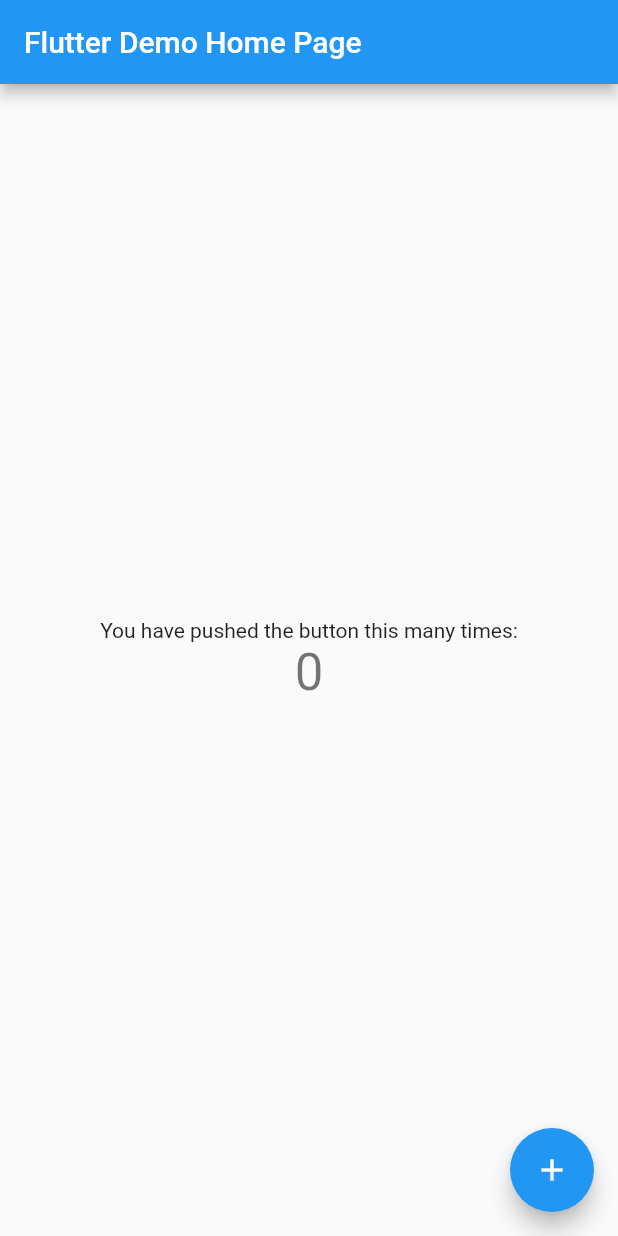
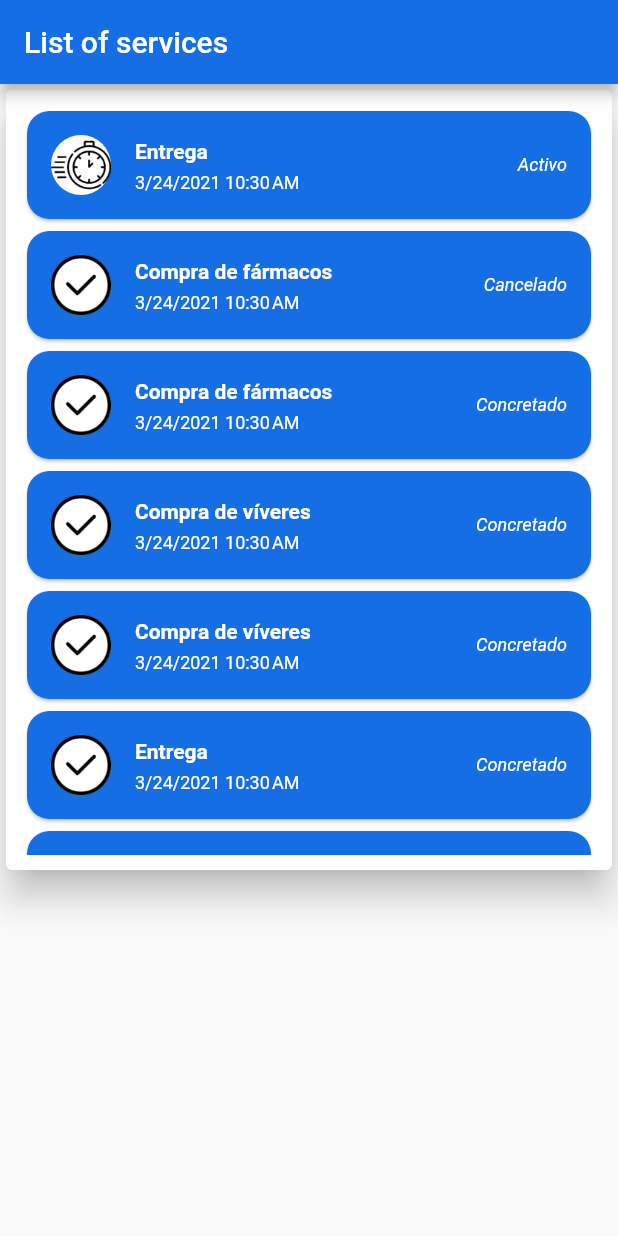
Before and after one commit to AdairHdz/OnTheWay_mobile, a Flutter app: the screen it shows after launch, on a phone screen of 412 x 824 dp. Run offline on Flutter 3.47's test engine with Material 2 defaults, Android fonts, the phone set to English and light mode, and no system bars.

Commit message:
feat(service list): Se creó la versión inicial para la funcionalidad de consultar los servicios que el solicitante de servicio ha  abierto.

```diff
--- a/on_the_way_mobile/lib/main.dart
+++ b/on_the_way_mobile/lib/main.dart
@@ -1,4 +1,5 @@
 import 'package:flutter/material.dart';
+import "./screens/services_screen.dart";
 
 void main() {
   runApp(MyApp());
@@ -11,103 +12,22 @@
     return MaterialApp(
       title: 'Flutter Demo',
       theme: ThemeData(
-        // This is the theme of your application.
-        //
-        // Try running your application with "flutter run". You'll see the
-        // application has a blue toolbar. Then, without quitting the app, try
-        // changing the primarySwatch below to Colors.green and then invoke
-        // "hot reload" (press "r" in the console where you ran "flutter run",
-        // or simply save your changes to "hot reload" in a Flutter IDE).
-        // Notice that the counter didn't reset back to zero; the application
-        // is not restarted.
-        primarySwatch: Colors.blue,
+        primaryColor: Color.fromRGBO(22, 110, 229, 1),
+        primaryColorDark: Color.fromRGBO(10, 47, 89, 1),
+        accentColor: Color.fromRGBO(243, 139, 25, 1),
+        backgroundColor: Colors.white,
+        textTheme: TextTheme(
+          headline1: TextStyle(
+            fontWeight: FontWeight.bold,
+            fontSize: 30,
+            color: Colors.black87,
+          ),
+        ),
       ),
-      home: MyHomePage(title: 'Flutter Demo Home Page'),
+      home: ServicesScreen(),
+      routes: {
+        "/services": (ctx) => ServicesScreen(),
+      },
     );
   }
 }
-
-class MyHomePage extends StatefulWidget {
-  MyHomePage({Key key, this.title}) : super(key: key);
-
-  // This widget is the home page of your application. It is stateful, meaning
-  // that it has a State object (defined below) that contains fields that affect
-  // how it looks.
-
-  // This class is the configuration for the state. It holds the values (in this
-  // case the title) provided by the parent (in this case the App widget) and
-  // used by the build method of the State. Fields in a Widget subclass are
-  // always marked "final".
-
-  final String title;
-
-  @override
-  _MyHomePageState createState() => _MyHomePageState();
-}
-
-class _MyHomePageState extends State<MyHomePage> {
-  int _counter = 0;
-
-  void _incrementCounter() {
-    setState(() {
-      // This call to setState tells the Flutter framework that something has
-      // changed in this State, which causes it to rerun the build method below
-      // so that the display can reflect the updated values. If we changed
-      // _counter without calling setState(), then the build method would not be
-      // called again, and so nothing would appear to happen.
-      _counter++;
-    });
-  }
-
-  @override
-  Widget build(BuildContext context) {
-    // This method is rerun every time setState is called, for instance as done
-    // by the _incrementCounter method above.
-    //
-    // The Flutter framework has been optimized to make rerunning build methods
-    // fast, so that you can just rebuild anything that needs updating rather
-    // than having to individually change instances of widgets.
-    return Scaffold(
-      appBar: AppBar(
-        // Here we take the value from the MyHomePage object that was created by
-        // the App.build method, and use it to set our appbar title.
-        title: Text(widget.title),
-      ),
-      body: Center(
-        // Center is a layout widget. It takes a single child and positions it
-        // in the middle of the parent.
-        child: Column(
-          // Column is also a layout widget. It takes a list of children and
-          // arranges them vertically. By default, it sizes itself to fit its
-          // children horizontally, and tries to be as tall as its parent.
-          //
-          // Invoke "debug painting" (press "p" in the console, choose the
-          // "Toggle Debug Paint" action from the Flutter Inspector in Android
-          // Studio, or the "Toggle Debug Paint" command in Visual Studio Code)
-          // to see the wireframe for each widget.
-          //
-          // Column has various properties to control how it sizes itself and
-          // how it positions its children. Here we use mainAxisAlignment to
-          // center the children vertically; the main axis here is the vertical
-          // axis because Columns are vertical (the cross axis would be
-          // horizontal).
-          mainAxisAlignment: MainAxisAlignment.center,
-          children: <Widget>[
-            Text(
-              'You have pushed the button this many times:',
-            ),
-            Text(
-              '$_counter',
-              style: Theme.of(context).textTheme.headline4,
-            ),
-          ],
-        ),
-      ),
-      floatingActionButton: FloatingActionButton(
-        onPressed: _incrementCounter,
-        tooltip: 'Increment',
-        child: Icon(Icons.add),
-      ), // This trailing comma makes auto-formatting nicer for build methods.
-    );
-  }
-}
--- /dev/null
+++ b/on_the_way_mobile/lib/models/service.dart
@@ -0,0 +1,34 @@
+import "package:flutter/foundation.dart";
+
+enum KindOfService {
+  GroceriesPurchase,
+  DrugsPurchase,
+  Delivery,
+  Otro,
+}
+
+enum ServiceStatus {
+  Concretized,
+  Canceled,
+  Active,
+}
+
+class Service {
+  final bool accepted;
+  final double cost;
+  final DateTime date;
+  final String deliveryAddress;
+  final String description;
+  final KindOfService kindOfService;
+  final ServiceStatus serviceStatus;
+
+  Service({
+    @required this.accepted,
+    @required this.cost,
+    @required this.date,
+    @required this.deliveryAddress,
+    @required this.description,
+    @required this.kindOfService,
+    @required this.serviceStatus,
+  });
+}
--- /dev/null
+++ b/on_the_way_mobile/lib/screens/services_screen.dart
@@ -0,0 +1,14 @@
+import "package:flutter/material.dart";
+import "../widgets/services_list.dart";
+
+class ServicesScreen extends StatelessWidget {
+  @override
+  Widget build(BuildContext context) {
+    return Scaffold(
+      appBar: AppBar(
+        title: Text("List of services"),
+      ),
+      body: ServicesList(),
+    );
+  }
+}
--- /dev/null
+++ b/on_the_way_mobile/lib/widgets/service_item.dart
@@ -0,0 +1,99 @@
+import 'package:flutter/material.dart';
+import '../models/Service.dart';
+import 'package:intl/intl.dart';
+
+class ServiceItem extends StatelessWidget {
+  final Service service;
+
+  ServiceItem(this.service);
+
+  String get _kindOfService {
+    KindOfService kindOfService = service.kindOfService;
+    String kindOfServiceText;
+    switch (kindOfService) {
+      case KindOfService.Delivery:
+        kindOfServiceText = "Entrega";
+        break;
+      case KindOfService.DrugsPurchase:
+        kindOfServiceText = "Compra de fármacos";
+        break;
+      case KindOfService.GroceriesPurchase:
+        kindOfServiceText = "Compra de víveres";
+        break;
+      default:
+        kindOfServiceText = "Otro";
+    }
+    return kindOfServiceText;
+  }
+
+  String get _serviceStatus {
+    ServiceStatus serviceStatus = service.serviceStatus;
+    String serviceStatusText;
+    switch (serviceStatus) {
+      case ServiceStatus.Active:
+        serviceStatusText = "Activo";
+        break;
+      case ServiceStatus.Concretized:
+        serviceStatusText = "Concretado";
+        break;
+      case ServiceStatus.Canceled:
+        serviceStatusText = "Cancelado";
+        break;
+      default:
+        serviceStatusText = "Indefinido";
+    }
+    return serviceStatusText;
+  }
+
+  String get _serviceImage {
+    ServiceStatus serviceStatus = service.serviceStatus;
+    String serviceImage;
+    switch (serviceStatus) {
+      case ServiceStatus.Active:
+        serviceImage = "assets/images/speed.png";
+        break;
+      case ServiceStatus.Canceled:
+        serviceImage = "assets/images/verified.png";
+        break;
+      case ServiceStatus.Concretized:
+        serviceImage = "assets/images/verified.png";
+        break;
+    }
+    return serviceImage;
+  }
+
+  @override
+  Widget build(BuildContext context) {
+    return Card(
+      color: Theme.of(context).primaryColor,
+      shape: RoundedRectangleBorder(
+        borderRadius: BorderRadius.circular(15),
+      ),
+      child: ListTile(
+        leading: CircleAvatar(
+          backgroundColor: Colors.white,
+          child: Image(
+            image: AssetImage(_serviceImage),
+          ),
+        ),
+        title: Text(
+          _kindOfService,
+          style: TextStyle(
+              color: Colors.white, fontWeight: FontWeight.bold, fontSize: 14),
+        ),
+        subtitle: Text(
+          DateFormat.yMd().add_jm().format(DateTime.now()),
+          style: TextStyle(
+            color: Colors.white,
+            fontSize: 12,
+          ),
+        ),
+        trailing: Text(
+          _serviceStatus,
+          style: TextStyle(
+              color: Colors.white, fontStyle: FontStyle.italic, fontSize: 12),
+        ),
+      ),
+    );
+  }
+}
--- /dev/null
+++ b/on_the_way_mobile/lib/widgets/services_list.dart
@@ -0,0 +1,109 @@
+import 'package:flutter/material.dart';
+import "../models/Service.dart";
+import "./service_item.dart";
+
+class ServicesList extends StatelessWidget {
+  final List<Service> services = [
+    Service(
+      accepted: true,
+      cost: 80.00,
+      date: DateTime.now(),
+      deliveryAddress: "Pedro Moreno #21",
+      description: "2 cajas de Ibuprofeno",
+      kindOfService: KindOfService.Delivery,
+      serviceStatus: ServiceStatus.Active,
+    ),
+    Service(
+      accepted: true,
+      cost: 80.00,
+      date: DateTime.now(),
+      deliveryAddress: "Pedro Moreno #21",
+      description: "2 cajas de Ibuprofeno",
+      kindOfService: KindOfService.DrugsPurchase,
+      serviceStatus: ServiceStatus.Canceled,
+    ),
+    Service(
+      accepted: true,
+      cost: 80.00,
+      date: DateTime.now(),
+      deliveryAddress: "Pedro Moreno #21",
+      description: "2 cajas de Ibuprofeno",
+      kindOfService: KindOfService.DrugsPurchase,
+      serviceStatus: ServiceStatus.Concretized,
+    ),
+    Service(
+      accepted: true,
+      cost: 80.00,
+      date: DateTime.now(),
+      deliveryAddress: "Pedro Moreno #21",
+      description: "2 cajas de Ibuprofeno",
+      kindOfService: KindOfService.GroceriesPurchase,
+      serviceStatus: ServiceStatus.Concretized,
+    ),
+    Service(
+      accepted: true,
+      cost: 80.00,
+      date: DateTime.now(),
+      deliveryAddress: "Pedro Moreno #21",
+      description: "2 cajas de Ibuprofeno",
+      kindOfService: KindOfService.GroceriesPurchase,
+      serviceStatus: ServiceStatus.Concretized,
+    ),
+    Service(
+      accepted: true,
+      cost: 80.00,
+      date: DateTime.now(),
+      deliveryAddress: "Pedro Moreno #21",
+      description: "2 cajas de Ibuprofeno",
+      kindOfService: KindOfService.Delivery,
+      serviceStatus: ServiceStatus.Concretized,
+    ),
+    Service(
+      accepted: true,
+      cost: 80.00,
+      date: DateTime.now(),
+      deliveryAddress: "Pedro Moreno #21",
+      description: "2 cajas de Ibuprofeno",
+      kindOfService: KindOfService.Delivery,
+      serviceStatus: ServiceStatus.Concretized,
+    ),
+    Service(
+      accepted: true,
+      cost: 80.00,
+      date: DateTime.now(),
+      deliveryAddress: "Pedro Moreno #21",
+      description: "2 cajas de Ibuprofeno",
+      kindOfService: KindOfService.Otro,
+      serviceStatus: ServiceStatus.Concretized,
+    ),
+    Service(
+      accepted: true,
+      cost: 80.00,
+      date: DateTime.now(),
+      deliveryAddress: "Pedro Moreno #21",
+      description: "2 cajas de Ibuprofeno",
+      kindOfService: KindOfService.Otro,
+      serviceStatus: ServiceStatus.Canceled,
+    )
+  ];
+
+  @override
+  Widget build(BuildContext context) {
+    return Card(
+      elevation: 10,
+      child: Padding(
+          padding: EdgeInsets.all(10),
+          child: Container(
+            child: SizedBox(
+              height: 500,
+              child: ListView.builder(
+                itemCount: services.length,
+                itemBuilder: (buildContext, index) {
+                  return ServiceItem(services[index]);
+                },
+              ),
+            ),
+          )),
+    );
+  }
+}
```
Also changed, not shown: on_the_way_mobile/pubspec.yaml (+5 -4 lines), on_the_way_mobile/assets/images/logo.png (added), on_the_way_mobile/assets/images/speed.png (added), on_the_way_mobile/assets/images/verified.png (added), on_the_way_mobile/pubspec.lock, 1 other file.
